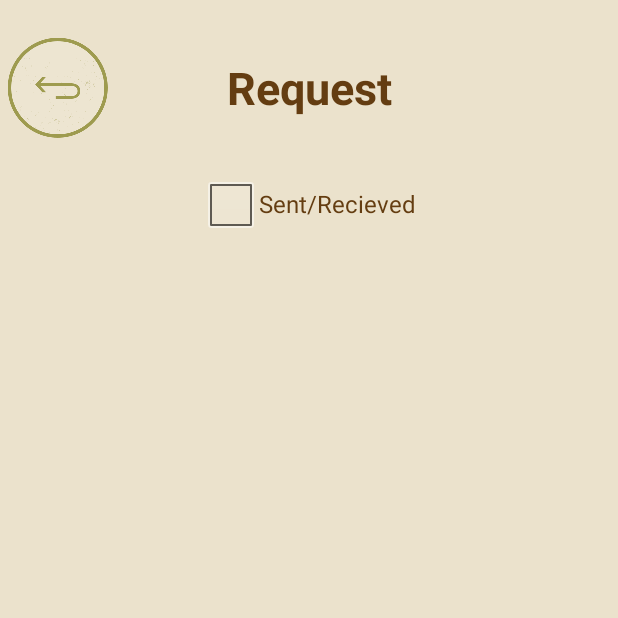
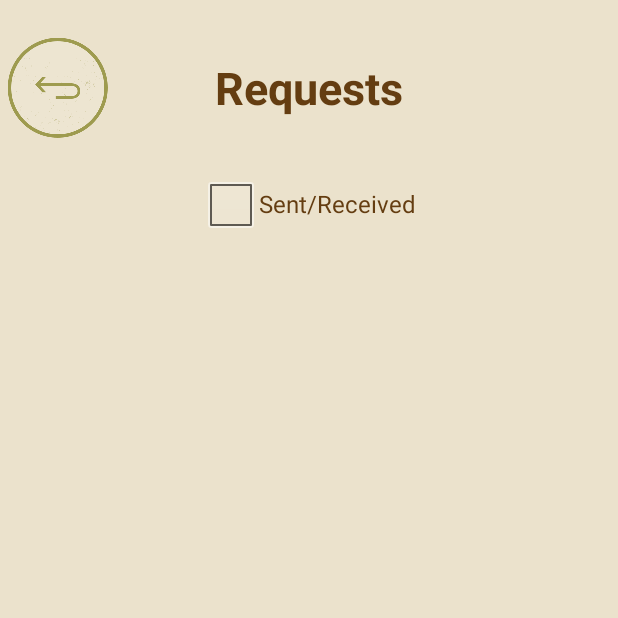
Before and after one commit to Donaschmi/UCLove, an Android app: the FriendRequests screen opened directly, with no data from a screen before it, on a phone screen of 412 x 824 dp, the top half of it. Run offline under Robolectric (Android 15) with nearby library versions, the phone set to English and light mode, and no system bars; 3 statements that could not run were skipped.

Commit message:
stringification - part 2

```diff
--- a/app/src/main/res/layout/activity_friend_requests.xml
+++ b/app/src/main/res/layout/activity_friend_requests.xml
@@ -31,7 +31,7 @@
             android:id="@+id/textView_title_profile"
             android:layout_width="match_parent"
             android:layout_height="wrap_content"
-            android:text="Request"
+            android:text="@string/title_request"
             android:layout_centerVertical="true"
             android:layout_centerHorizontal="true"
             android:background="@android:color/transparent"/>
@@ -42,10 +42,11 @@
         android:layout_width="wrap_content"
         android:layout_height="wrap_content"
 
-        android:text="Sent/Recieved"
+        android:text="@string/btn_InOut"
         android:id="@+id/show_in_out"
         android:textColor="@color/darkAmbre"
-        android:layout_gravity="center_horizontal" />
+        android:layout_gravity="center_horizontal"
+        android:checked="false" />
 
     <ListView
         android:layout_width="match_parent"
--- a/app/src/main/res/layout/activity_menu.xml
+++ b/app/src/main/res/layout/activity_menu.xml
@@ -173,7 +173,7 @@
                 android:layout_height="wrap_content"
                 android:id="@+id/btn_menu_dispo"
                 android:layout_toRightOf="@+id/img_menu_dispo"
-                android:text="Disponibilities"
+                android:text="@string/texte_dispo"
                 style="@style/GrosBouton"
                 android:gravity="bottom"
                 android:background="@android:color/transparent"/>
```
Also changed, not shown: app/src/main/res/layout/activity_friends.xml (+4 -3 lines), app/src/main/res/layout/activity_people.xml (+7 -7 lines), app/src/main/res/values/strings.xml (+16 -2 lines).
